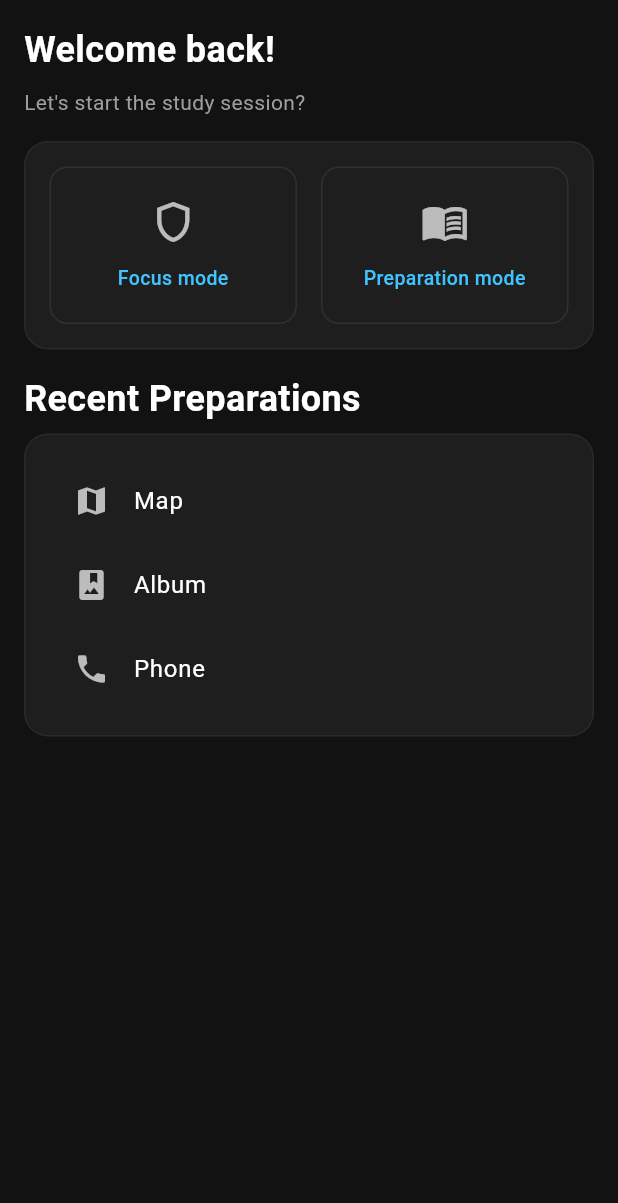
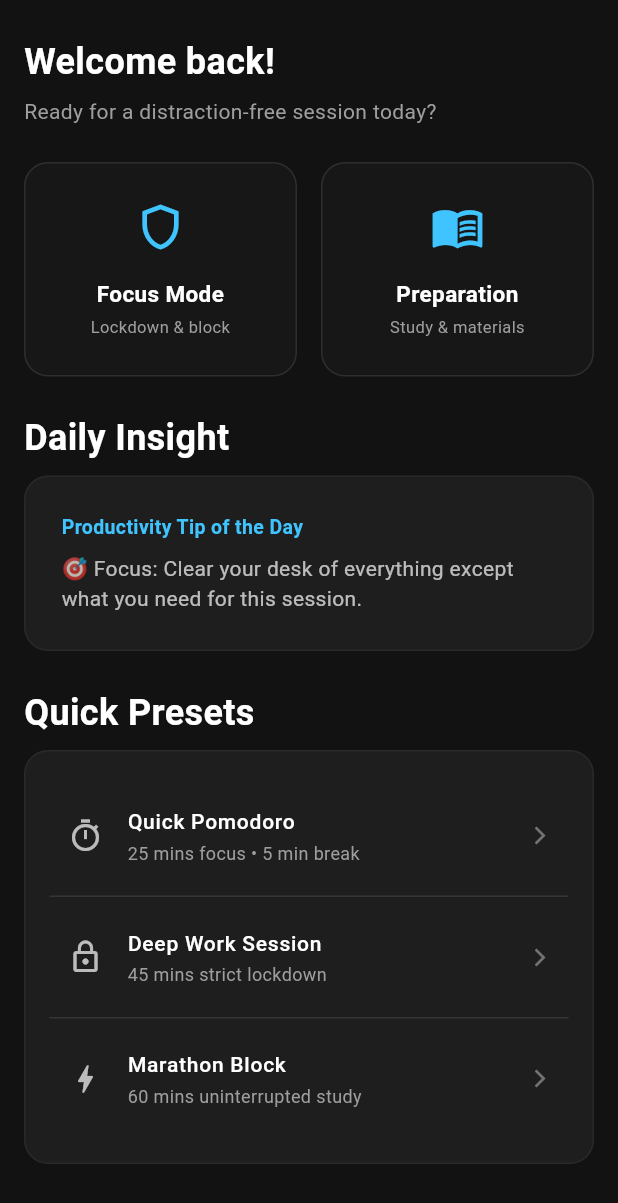
Before and after one commit to Ashwath-Palanisamy/study-lock, a Flutter app: the screen it shows after launch, on a phone screen of 412 x 824 dp. Shown: the top 1203 px of the screen. Run offline on Flutter 3.47's test engine with Material 3 defaults, Android fonts, the phone set to English and light mode, and no system bars; our stand-ins replace dio, file_picker, flutter_markdown, flutter_riverpod, permission_handler; missing offline and left inert: phone_state.

Commit message:
Implement focus mode feature with timer and lockdown service; add permissions for phone state; update dependencies and project configuration

```diff
--- /dev/null
+++ b/studylock/lib/models/focus_timer_model.dart
@@ -0,0 +1,25 @@
+enum FocusSessionState { idle, focusing, breaking }
+
+class FocusTimerModel {
+  final FocusSessionState state;
+  final int remainingSeconds;
+  final int totalDurationSeconds;
+
+  FocusTimerModel({
+    required this.state,
+    required this.remainingSeconds,
+    required this.totalDurationSeconds,
+  });
+
+  FocusTimerModel copyWith({
+    FocusSessionState? state,
+    int? remainingSeconds,
+    int? totalDurationSeconds,
+  }) {
+    return FocusTimerModel(
+      state: state ?? this.state,
+      remainingSeconds: remainingSeconds ?? this.remainingSeconds,
+      totalDurationSeconds: totalDurationSeconds ?? this.totalDurationSeconds,
+    );
+  }
+}
--- a/studylock/lib/views/home_dashboard_view.dart
+++ b/studylock/lib/views/home_dashboard_view.dart
@@ -1,13 +1,25 @@
 import 'package:flutter/material.dart';
 import 'package:studylock/components/app_section.dart';
 import 'package:studylock/components/app_text.dart';
+import 'package:studylock/views/focus_mode_view.dart';
 import 'package:studylock/views/preparation_mode_view.dart';
 
 class HomeDashboardView extends StatelessWidget {
   const HomeDashboardView({super.key});
 
+  final List<String> _studyTips = const [
+    "💡 Tip: Break your study session into 25-minute chunks with short 5-minute breaks.",
+    "🚀 Focus: Put your phone out of reach to dramatically reduce cognitive distraction.",
+    "📚 Tip: Active recall (testing yourself) is twice as effective as re-reading notes.",
+    "☕ Reminder: Hydration keeps your brain sharp. Grab a glass of water!",
+    "🎯 Focus: Clear your desk of everything except what you need for this session.",
+  ];
+
   @override
   Widget build(BuildContext context) {
+    final String currentTip =
+        _studyTips[DateTime.now().day % _studyTips.length];
+
     return Scaffold(
       body: SafeArea(
         child: SingleChildScrollView(
@@ -19,27 +31,40 @@ class HomeDashboardView extends StatelessWidget {
                 child: Column(
                   crossAxisAlignment: CrossAxisAlignment.start,
                   children: [
+                    const SizedBox(height: 8),
                     const AppText.title('Welcome back!'),
-                    const SizedBox(height: 8),
-                    const AppText.body("Let's start the study session?"),
-                    const SizedBox(height: 16),
-                    AppSection(
-                      child: Row(
+                    const SizedBox(height: 6),
+                    const AppText.body(
+                      "Ready for a distraction-free session today?",
+                    ),
+                    const SizedBox(height: 24),
+
+                    // Main Action Cards
+                    Row(
                       children: [
                         Expanded(
-                            child: _buildModeCard(
+                          child: _buildHeroModeCard(
                             context,
                             icon: Icons.shield_outlined,
-                              label: 'Focus mode',
-                              onTap: () {},
+                            label: 'Focus Mode',
+                            subtitle: 'Lockdown & block',
+                            onTap: () {
+                              Navigator.push(
+                                context,
+                                MaterialPageRoute(
+                                  builder: (context) => const FocusModeView(),
+                                ),
+                              );
+                            },
                           ),
                         ),
                         const SizedBox(width: 16),
                         Expanded(
-                            child: _buildModeCard(
+                          child: _buildHeroModeCard(
                             context,
                             icon: Icons.menu_book_outlined,
-                              label: 'Preparation mode',
+                            label: 'Preparation',
+                            subtitle: 'Study & materials',
                             onTap: () {
                               Navigator.push(
                                 context,
@@ -53,46 +78,67 @@ class HomeDashboardView extends StatelessWidget {
                         ),
                       ],
                     ),
-                    ),
-                    const SizedBox(height: 16),
-                    const AppText.title('Recent Preparations'),
-                    const SizedBox(height: 6),
+
+                    const SizedBox(height: 24),
+                    const AppText.title('Daily Insight'),
+                    const SizedBox(height: 8),
+
+                    // Daily Tip Card
                     AppSection(
+                      child: Padding(
+                        padding: const EdgeInsets.all(8.0),
                         child: Column(
                           crossAxisAlignment: CrossAxisAlignment.start,
                           children: [
-                          ListTile(
-                            leading: const Icon(
-                              Icons.map,
+                            const Text(
+                              'Productivity Tip of the Day',
+                              style: TextStyle(
+                                fontSize: 13,
+                                fontWeight: FontWeight.bold,
+                                color: Colors.lightBlueAccent,
+                              ),
+                            ),
+                            const SizedBox(height: 8),
+                            Text(
+                              currentTip,
+                              style: const TextStyle(
+                                fontSize: 14,
+                                height: 1.4,
                                 color: Colors.white70,
                               ),
-                            title: const Text(
-                              'Map',
-                              style: TextStyle(color: Colors.white),
                             ),
-                            onTap: () {},
+                          ],
                         ),
-                          ListTile(
-                            leading: const Icon(
-                              Icons.photo_album,
-                              color: Colors.white70,
                       ),
-                            title: const Text(
-                              'Album',
-                              style: TextStyle(color: Colors.white),
                     ),
-                            onTap: () {},
+
+                    const SizedBox(height: 24),
+                    const AppText.title('Quick Presets'),
+                    const SizedBox(height: 8),
+
+                    // Quick Session Presets to fill lower screen nicely
+                    AppSection(
+                      child: Column(
+                        children: [
+                          _buildPresetTile(
+                            context,
+                            'Quick Pomodoro',
+                            '25 mins focus • 5 min break',
+                            Icons.timer_outlined,
                           ),
-                          ListTile(
-                            leading: const Icon(
-                              Icons.phone,
-                              color: Colors.white70,
+                          const Divider(color: Colors.white10, height: 1),
+                          _buildPresetTile(
+                            context,
+                            'Deep Work Session',
+                            '45 mins strict lockdown',
+                            Icons.lock_outline,
                           ),
-                            title: const Text(
-                              'Phone',
-                              style: TextStyle(color: Colors.white),
-                            ),
-                            onTap: () {},
+                          const Divider(color: Colors.white10, height: 1),
+                          _buildPresetTile(
+                            context,
+                            'Marathon Block',
+                            '60 mins uninterrupted study',
+                            Icons.bolt_outlined,
                           ),
                         ],
                       ),
@@ -107,33 +153,41 @@ class HomeDashboardView extends StatelessWidget {
     );
   }
 
-  Widget _buildModeCard(
+  Widget _buildHeroModeCard(
     BuildContext context, {
     required IconData icon,
     required String label,
+    required String subtitle,
     required VoidCallback onTap,
   }) {
     return InkWell(
       onTap: onTap,
-      borderRadius: BorderRadius.circular(12),
+      borderRadius: BorderRadius.circular(16),
       child: Container(
-        padding: const EdgeInsets.symmetric(vertical: 20, horizontal: 12),
+        padding: const EdgeInsets.symmetric(vertical: 24, horizontal: 16),
         decoration: BoxDecoration(
-          borderRadius: BorderRadius.circular(12),
-          border: Border.all(color: Colors.white.withValues(alpha: 0.08)),
+          borderRadius: BorderRadius.circular(16),
+          border: Border.all(color: Colors.white.withValues(alpha: 0.1)),
+          color: Colors.white.withValues(alpha: 0.02),
         ),
         child: Column(
           mainAxisAlignment: MainAxisAlignment.center,
           children: [
-            Icon(icon, size: 32, color: Colors.white70),
-            const SizedBox(height: 12),
+            Icon(icon, size: 36, color: Colors.lightBlueAccent),
+            const SizedBox(height: 16),
             Text(
               label,
               style: const TextStyle(
-                color: Colors.lightBlueAccent,
-                fontSize: 13,
-                fontWeight: FontWeight.w500,
+                color: Colors.white,
+                fontSize: 15,
+                fontWeight: FontWeight.bold,
               ),
+              textAlign: TextAlign.center,
+            ),
+            const SizedBox(height: 4),
+            Text(
+              subtitle,
+              style: const TextStyle(color: Colors.grey, fontSize: 11),
               textAlign: TextAlign.center,
             ),
           ],
@@ -141,4 +195,36 @@ class HomeDashboardView extends StatelessWidget {
       ),
     );
   }
+
+  Widget _buildPresetTile(
+    BuildContext context,
+    String title,
+    String subtitle,
+    IconData icon,
+  ) {
+    return ListTile(
+      contentPadding: const EdgeInsets.symmetric(horizontal: 12, vertical: 4),
+      leading: Icon(icon, color: Colors.white70),
+      title: Text(
+        title,
+        style: const TextStyle(
+          color: Colors.white,
+          fontSize: 14,
+          fontWeight: FontWeight.w500,
+        ),
+      ),
+      subtitle: Text(
+        subtitle,
+        style: const TextStyle(color: Colors.grey, fontSize: 12),
+      ),
+      trailing: const Icon(
+        Icons.arrow_forward_ios,
+        size: 14,
+        color: Colors.white38,
+      ),
+      onTap: () {
+        // TODO: Quick launch specific timer duration
+      },
+    );
   }
+}
--- a/studylock/pubspec.yaml
+++ b/studylock/pubspec.yaml
@@ -38,7 +38,8 @@ dependencies:
   file_picker: ^12.0.0
   dio: ^5.11.0
   flutter_markdown: ^0.7.7+1
-
+  phone_state: ^4.0.1
+  permission_handler: ^13.0.2
 dev_dependencies:
   flutter_test:
     sdk: flutter
```
Also changed, not shown: studylock/lib/api/ai_functions.dart (+13 -7 lines), studylock/lib/riverpod/focus_provider.dart (added, +117 -0 lines), studylock/lib/services/lockdown_service.dart (added, +26 -0 lines), studylock/lib/views/focus_mode_view.dart (added, +100 -0 lines), studylock/pubspec.lock, 6 other files. Lines whose indentation alone changed are shown as unchanged.
